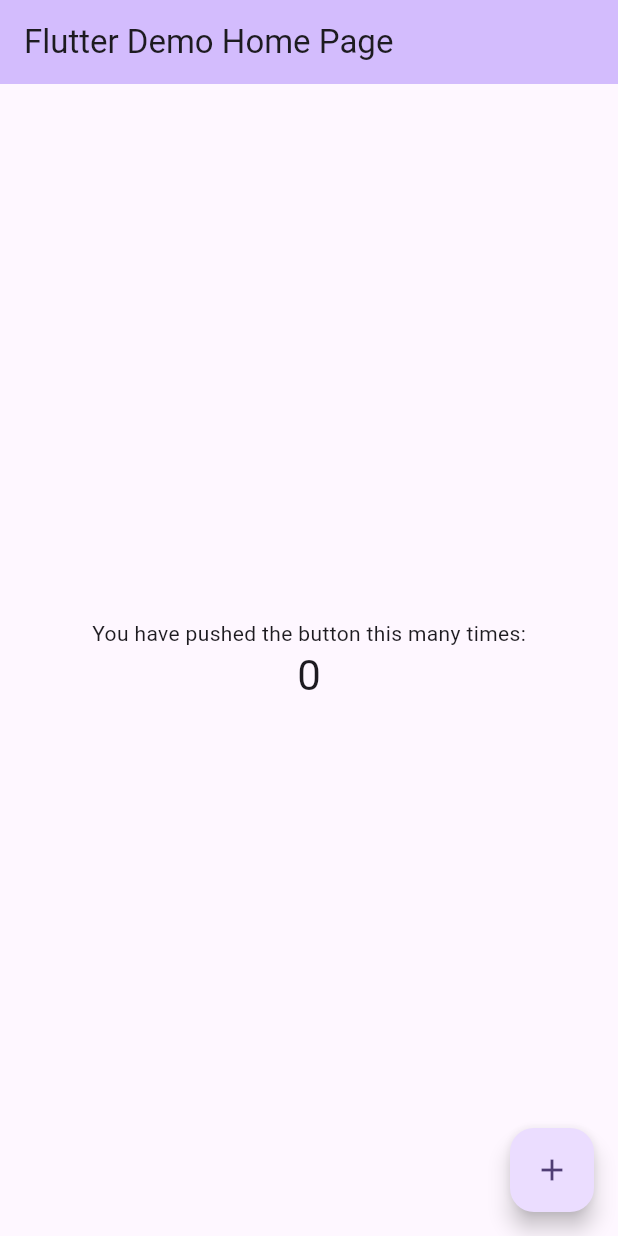
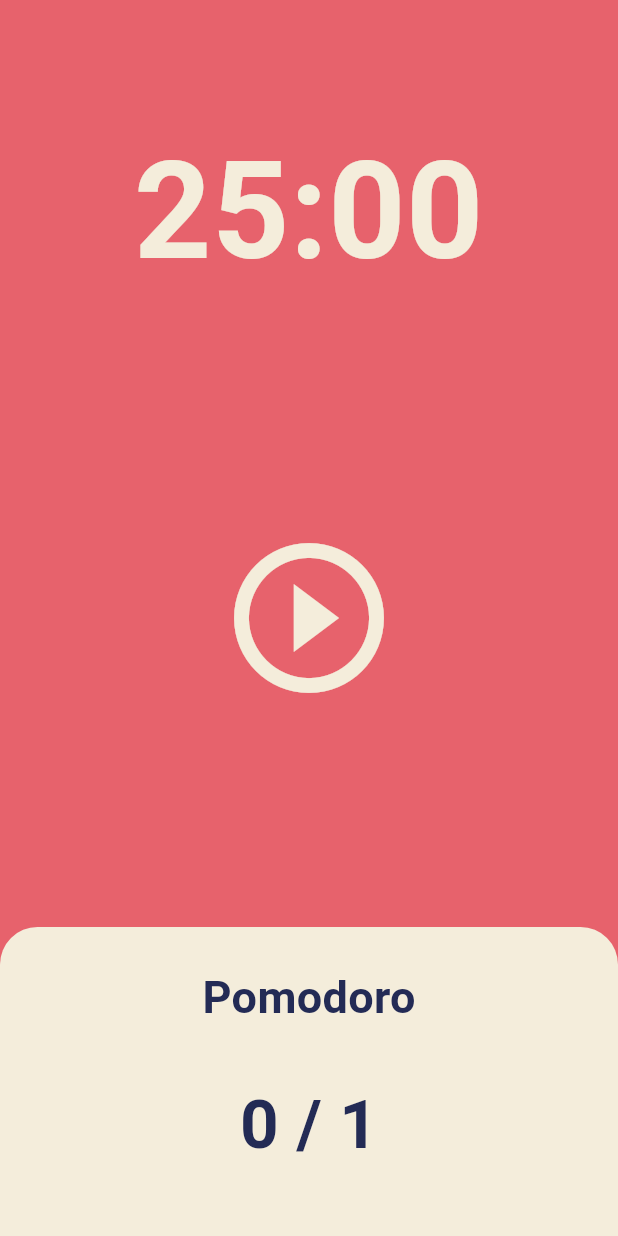
Before and after one commit to GuardJo/flutter-practice, a Flutter app: the screen it shows after launch, on a phone screen of 412 x 824 dp. Run offline on Flutter 3.47's test engine with Material 3 defaults, Android fonts, the phone set to English and light mode, and no system bars.

Commit message:
#18 pomodoro 정적 widget 구현
- Flexible widget을 활용하여 구역별로 분리
- IconButton, Component widget 등을 활용하여 기본적인 정적 요소들 구현
- Expanded widget을 활용하여 특정 부모 구역을 하위 widget으로 채움

```diff
--- a/pomodoro/lib/main.dart
+++ b/pomodoro/lib/main.dart
@@ -1,4 +1,5 @@
 import 'package:flutter/material.dart';
+import 'package:pomodoro/screen/home_screen.dart';
 
 void main() {
   runApp(const MyApp());
@@ -11,115 +12,19 @@ class MyApp extends StatelessWidget {
   @override
   Widget build(BuildContext context) {
     return MaterialApp(
-      title: 'Flutter Demo',
+      title: 'Pomodoro App',
       theme: ThemeData(
-        // This is the theme of your application.
-        //
-        // TRY THIS: Try running your application with "flutter run". You'll see
-        // the application has a blue toolbar. Then, without quitting the app,
-        // try changing the seedColor in the colorScheme below to Colors.green
-        // and then invoke "hot reload" (save your changes or press the "hot
-        // reload" button in a Flutter-supported IDE, or press "r" if you used
-        // the command line to start the app).
-        //
-        // Notice that the counter didn't reset back to zero; the application
-        // state is not lost during the reload. To reset the state, use hot
-        // restart instead.
-        //
-        // This works for code too, not just values: Most code changes can be
-        // tested with just a hot reload.
-        colorScheme: ColorScheme.fromSeed(seedColor: Colors.deepPurple),
-        useMaterial3: true,
+        colorScheme: ColorScheme.fromSwatch(
+          backgroundColor: const Color(0xFFE7626C),
+        ),
+        cardColor: const Color(0xfff4eddb),
+        textTheme: const TextTheme(
+          displayLarge: TextStyle(
+            color: Color(0xff232b55),
+          ),
+        ),
       ),
-      home: const MyHomePage(title: 'Flutter Demo Home Page'),
+      home: const MainWidget(),
     );
   }
 }
-
-class MyHomePage extends StatefulWidget {
-  const MyHomePage({super.key, required this.title});
-
-  // This widget is the home page of your application. It is stateful, meaning
-  // that it has a State object (defined below) that contains fields that affect
-  // how it looks.
-
-  // This class is the configuration for the state. It holds the values (in this
-  // case the title) provided by the parent (in this case the App widget) and
-  // used by the build method of the State. Fields in a Widget subclass are
-  // always marked "final".
-
-  final String title;
-
-  @override
-  State<MyHomePage> createState() => _MyHomePageState();
-}
-
-class _MyHomePageState extends State<MyHomePage> {
-  int _counter = 0;
-
-  void _incrementCounter() {
-    setState(() {
-      // This call to setState tells the Flutter framework that something has
-      // changed in this State, which causes it to rerun the build method below
-      // so that the display can reflect the updated values. If we changed
-      // _counter without calling setState(), then the build method would not be
-      // called again, and so nothing would appear to happen.
-      _counter++;
-    });
-  }
-
-  @override
-  Widget build(BuildContext context) {
-    // This method is rerun every time setState is called, for instance as done
-    // by the _incrementCounter method above.
-    //
-    // The Flutter framework has been optimized to make rerunning build methods
-    // fast, so that you can just rebuild anything that needs updating rather
-    // than having to individually change instances of widgets.
-    return Scaffold(
-      appBar: AppBar(
-        // TRY THIS: Try changing the color here to a specific color (to
-        // Colors.amber, perhaps?) and trigger a hot reload to see the AppBar
-        // change color while the other colors stay the same.
-        backgroundColor: Theme.of(context).colorScheme.inversePrimary,
-        // Here we take the value from the MyHomePage object that was created by
-        // the App.build method, and use it to set our appbar title.
-        title: Text(widget.title),
-      ),
-      body: Center(
-        // Center is a layout widget. It takes a single child and positions it
-        // in the middle of the parent.
-        child: Column(
-          // Column is also a layout widget. It takes a list of children and
-          // arranges them vertically. By default, it sizes itself to fit its
-          // children horizontally, and tries to be as tall as its parent.
-          //
-          // Column has various properties to control how it sizes itself and
-          // how it positions its children. Here we use mainAxisAlignment to
-          // center the children vertically; the main axis here is the vertical
-          // axis because Columns are vertical (the cross axis would be
-          // horizontal).
-          //
-          // TRY THIS: Invoke "debug painting" (choose the "Toggle Debug Paint"
-          // action in the IDE, or press "p" in the console), to see the
-          // wireframe for each widget.
-          mainAxisAlignment: MainAxisAlignment.center,
-          children: <Widget>[
-            const Text(
-              'You have pushed the button this many times:',
-            ),
-            Text(
-              '$_counter',
-              style: Theme.of(context).textTheme.headlineMedium,
-            ),
-          ],
-        ),
-      ),
-      floatingActionButton: FloatingActionButton(
-        onPressed: _incrementCounter,
-        tooltip: 'Increment',
-        child: const Icon(Icons.add),
-      ), // This trailing comma makes auto-formatting nicer for build methods.
-    );
-  }
-}
--- /dev/null
+++ b/pomodoro/lib/screen/home_screen.dart
@@ -0,0 +1,109 @@
+import 'package:flutter/material.dart';
+
+class MainWidget extends StatefulWidget {
+  const MainWidget({super.key});
+
+  @override
+  State<MainWidget> createState() => _MainWidgetState();
+}
+
+class _MainWidgetState extends State<MainWidget> {
+  @override
+  Widget build(BuildContext context) {
+    return Scaffold(
+      backgroundColor: Theme.of(context).colorScheme.background,
+      body: Column(
+        children: [
+          Flexible(
+            flex: 1,
+            child: Container(
+              alignment: Alignment.bottomCenter,
+              child: Text(
+                "25:00",
+                textAlign: TextAlign.center,
+                style: TextStyle(
+                  color: Theme.of(context).cardColor,
+                  fontSize: 90,
+                  fontWeight: FontWeight.bold,
+                ),
+              ),
+            ),
+          ),
+          Flexible(
+            flex: 2,
+            child: Center(
+              child: IconButton(
+                onPressed: () => {}, // TODO 기능 구현
+                icon: Icon(
+                  Icons.play_circle_outline,
+                  color: Theme.of(context).cardColor,
+                ),
+                iconSize: 120,
+              ),
+            ),
+          ),
+          Flexible(
+            flex: 1,
+            child: Container(
+              decoration: BoxDecoration(
+                color: Theme.of(context).cardColor,
+                borderRadius: const BorderRadius.only(
+                  topLeft: Radius.circular(25),
+                  topRight: Radius.circular(25),
+                ),
+              ),
+              child: Padding(
+                padding: const EdgeInsets.all(25),
+                child: Row(
+                  children: [
+                    Expanded(
+                      child: Column(
+                        crossAxisAlignment: CrossAxisAlignment.center,
+                        children: [
+                          Flexible(
+                            flex: 2,
+                            child: Text(
+                              "Pomodoro",
+                              style: TextStyle(
+                                color: Theme.of(context)
+                                    .textTheme
+                                    .displayLarge
+                                    ?.color,
+                                fontSize: 30,
+                                fontWeight: FontWeight.bold,
+                              ),
+                            ),
+                          ),
+                          const Flexible(
+                            flex: 1,
+                            child: SizedBox(
+                              height: 100,
+                            ),
+                          ),
+                          Flexible(
+                            flex: 2,
+                            child: Text(
+                              "0 / 1",
+                              style: TextStyle(
+                                color: Theme.of(context)
+                                    .textTheme
+                                    .displayLarge
+                                    ?.color,
+                                fontSize: 45,
+                                fontWeight: FontWeight.w600,
+                              ),
+                            ),
+                          ),
+                        ],
+                      ),
+                    ),
+                  ],
+                ),
+              ),
+            ),
+          ),
+        ],
+      ),
+    );
+  }
+}
```
